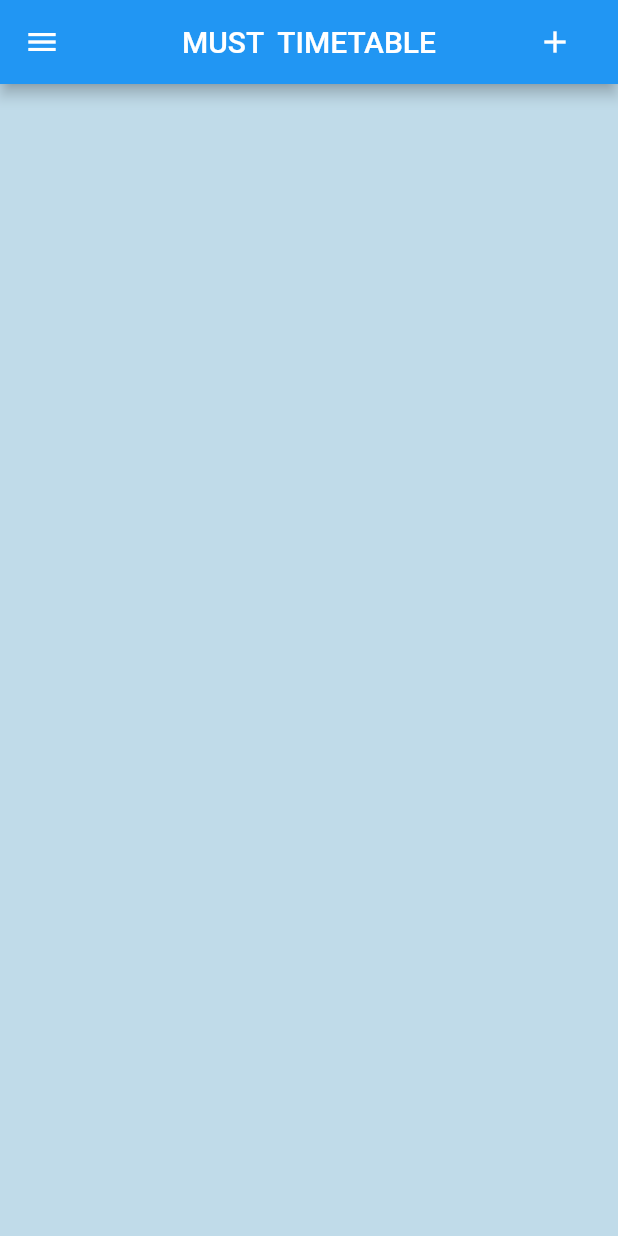
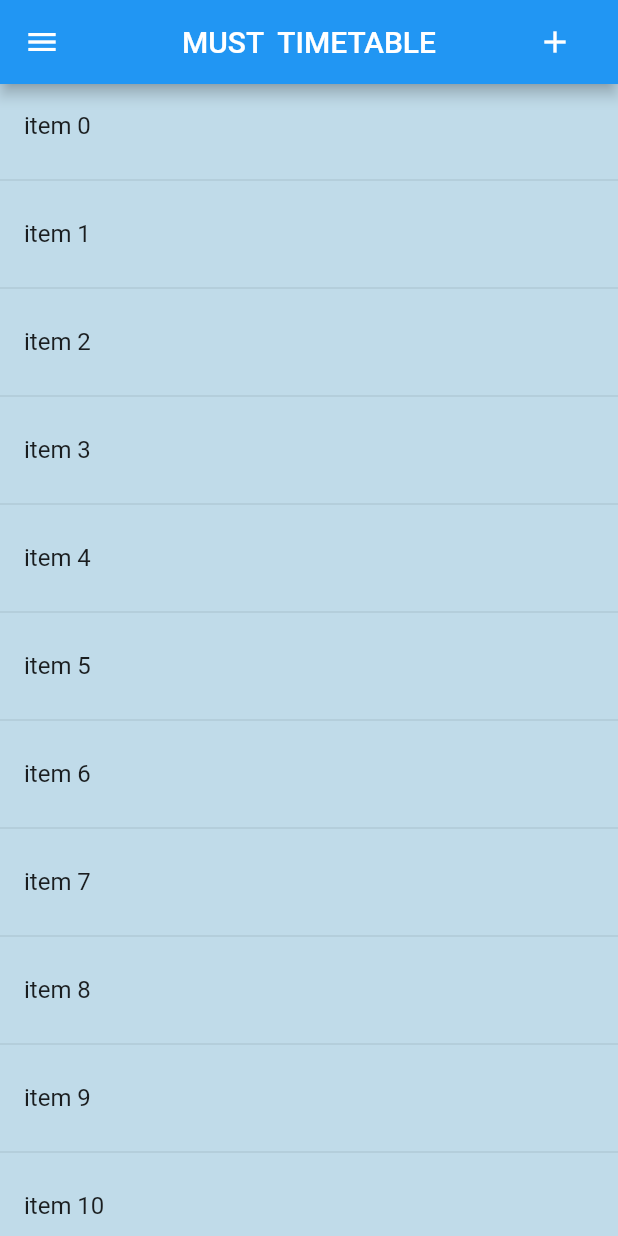
Before and after one commit to shadkasera/must_online, a Flutter app: the screen it shows once a user with an empty profile is signed in, on a phone screen of 412 x 824 dp. Run offline on Flutter 3.47's test engine with Material 2 defaults, Android fonts, the phone set to English and light mode, and no system bars; our stand-ins replace cloud_firestore, firebase_auth, firebase_core; accounts and stored records are empty.

Commit message:
updated listview buider

```diff
--- a/lib/pages/add_school.dart
+++ b/lib/pages/add_school.dart
@@ -76,9 +76,9 @@ class _AddSchoolState extends State<AddSchool> {
 
       ScaffoldMessenger.of(context).showSnackBar(
         const SnackBar(
-          content: Text('School Added Successfully'),
+          content: Text('School Added Successfully',),
           backgroundColor: Colors.green,
-          duration: Duration(seconds: 2),
+          duration: Duration(seconds: 5),
         ),
       );
     } catch (e) {
@@ -86,7 +86,7 @@ class _AddSchoolState extends State<AddSchool> {
         SnackBar(
           content: Text('Error $e'),
           backgroundColor: Colors.red,
-          duration: const Duration(seconds: 12),
+          duration: const Duration(seconds: 5),
         ),
       );
     }
--- a/lib/pages/homescreen.dart
+++ b/lib/pages/homescreen.dart
@@ -93,81 +93,16 @@ class HomeScreen extends StatelessWidget {
         ),
       ),
       body: SafeArea(
-        child: Center(
-          child: SingleChildScrollView(
-            child: Column(
-              mainAxisAlignment: MainAxisAlignment.center,
-              crossAxisAlignment: CrossAxisAlignment.stretch,
-              children: const [
-                //another field
-
-                //another field
-                // Padding(
-                //   padding:
-                //       const EdgeInsets.symmetric(horizontal: 20, vertical: 20),
-                //   child: Container(
-                //     decoration: BoxDecoration(
-                //       color: const Color(0xff697692),
-                //       borderRadius: BorderRadius.circular(10),
-                //     ),
-                //     child: GestureDetector(
-                //       onTap: () {
-                //           Navigator.push(
-                //             context,
-                //             MaterialPageRoute(
-                //               builder: (context) => const Timetables(),
-                //             ),
-                //           );
-                //       },
-                //       child: const Padding(
-                //         padding:
-                //             EdgeInsets.symmetric(vertical: 14, horizontal: 10),
-                //         child: Center(
-                //           child: Text(
-                //             'VIEW ROOM TIMETABLES',
-                //             style: TextStyle(fontSize: 20, color: Colors.white),
-                //           ),
-                //         ),
-                //       ),
-                //     ),
-                //   ),
-                // ),
-
-                // //register
-
-                // Padding(
-                //   padding:
-                //       const EdgeInsets.symmetric(horizontal: 20, vertical: 20),
-                //   child: Container(
-                //     decoration: BoxDecoration(
-                //       color: const Color(0xff697692),
-                //       borderRadius: BorderRadius.circular(10),
-                //     ),
-                //     child: GestureDetector(
-                //       onTap: () {
-                //         //   Navigator.push(
-                //         //     context,
-                //         //     MaterialPageRoute(
-                //         //       builder: (context) => const HomeScreen(),
-                //         //     ),
-                //         //   );
-                //       },
-                //       child: const Padding(
-                //         padding:
-                //             EdgeInsets.symmetric(vertical: 14, horizontal: 10),
-                //         child: Center(
-                //           child: Text(
-                //             'VIEW LECTURERS TIMETABLES',
-                //             style: TextStyle(fontSize: 20, color: Colors.white),
-                //           ),
-                //         ),
-                //       ),
-                //     ),
-                //   ),
-                // ),
-              ],
-            ),
-          ),
+        child: ListView.separated(
+          shrinkWrap: true,
+          itemCount: 25,
+          separatorBuilder: (BuildContext context, int index) =>
+              const Divider(),
+          itemBuilder: (BuildContext context, int index) {
+            return ListTile(
+              title: Text('item $index'),
+            );
+          },
         ),
       ),
     );
```
